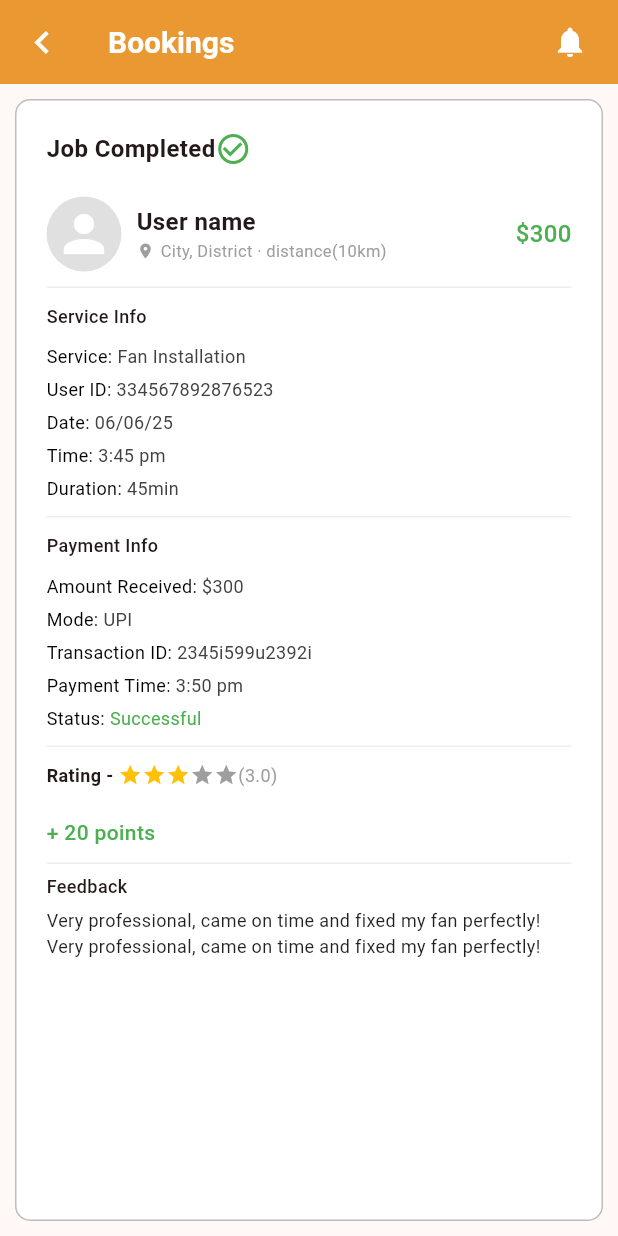
After one commit to KAVYAPUTTU/localSkillConnect, a Flutter app: the JobCompletedPage screen opened directly, on a phone screen of 412 x 824 dp. The commit adds this screen. Run offline on Flutter 3.47's test engine with Material 3 defaults, Android fonts, the light colour scheme and no system bars; drawn by our look-alikes of flutter_rating_bar; our stand-ins replace another_carousel_pro, smooth_page_indicator.

Commit message:
jobcompleted card

```diff
--- a/lib/Screens/Home/mainscreen/Bookingspage/bookings_page.dart
+++ b/lib/Screens/Home/mainscreen/Bookingspage/bookings_page.dart
@@ -1,5 +1,7 @@
 import 'package:flutter/material.dart';
 import 'package:intl/intl.dart';
+import 'package:localskillconnect/Screens/Home/mainscreen/Bookingspage/job_completed_page.dart';
+import 'package:localskillconnect/Screens/Home/mainscreen/homepage/home_page.dart';
 import 'package:localskillconnect/Widgets/bookings_request_card.dart';
 import 'package:localskillconnect/Widgets/requests.dart'; // For formatting the date
 
@@ -18,7 +20,11 @@ class _BookingsPageState extends State<BookingsPage> {
   Widget build(BuildContext context) {
     return Scaffold(
       appBar: AppBar(
-        title: const Text('Bookings'),
+        title: const Text('Bookings',style: TextStyle(
+          fontSize: 20,
+          fontWeight: FontWeight.w700,
+          color: Colors.white
+        ),),
         backgroundColor: Theme.of(context).colorScheme.primary,
         actions: const [
           Icon(Icons.notifications, color: Colors.white),
@@ -114,7 +120,11 @@ class _BookingsPageState extends State<BookingsPage> {
                       backgroundColor: Colors.white,
                       onAccept: () {},
                       iconcolor: Colors.grey,
-                      locationcolor: Colors.grey, showstatusbutton: false,
+                      locationcolor: Colors.grey,
+                       showstatusbutton: false,
+                       onTap: () {
+                         Navigator.push(context,MaterialPageRoute(builder: (context)=>JobCompletedPage()));
+                       },
                     ),
                     const SizedBox(height: 10),
                      BookingsRequestCard(
--- /dev/null
+++ b/lib/Screens/Home/mainscreen/Bookingspage/job_completed_page.dart
@@ -0,0 +1,54 @@
+import 'package:flutter/material.dart';
+import 'package:flutter_rating_bar/flutter_rating_bar.dart';
+import 'package:localskillconnect/Widgets/jobCompletedCard.dart';
+
+class JobCompletedPage extends StatelessWidget {
+  const JobCompletedPage({super.key});
+
+  @override
+  Widget build(BuildContext context) {
+    return Scaffold(
+      appBar: AppBar(
+        backgroundColor: Theme.of(context).colorScheme.primary,
+        foregroundColor: Colors.white,
+        leading: GestureDetector(
+          onTap: () => Navigator.pop(context),
+          child: const Icon(Icons.chevron_left, size: 30),
+        ),
+        title: const Text(
+          'Bookings',
+          style: TextStyle(
+            fontSize: 20,
+            fontWeight: FontWeight.w700,
+            color: Colors.white,
+          ),
+        ),
+        actions: const [
+          Icon(Icons.notifications, color: Colors.white),
+          SizedBox(width: 20),
+        ],
+      ),
+      body: Padding(
+        padding: const EdgeInsets.all(10.0),
+        child: JobCompletedCard(
+          userName: 'User name',
+          location: 'City, District · distance(10km)',
+          amount: '\$300',
+          service: 'Fan Installation',
+          userId: '334567892876523',
+          date: '06/06/25',
+          time: '3:45 pm',
+          duration: '45min',
+          paymentMode: 'UPI',
+          transactionId: '2345i599u2392i',
+          paymentTime: '3:50 pm',
+          paymentStatus: 'Successful',
+          feedback:
+              'Very professional, came on time and fixed my fan perfectly! Very professional, came on time and fixed my fan perfectly!',
+          rating: 3,
+          points: 20,
+        ),
+      ),
+    );
+  }
+}
--- a/lib/Widgets/bookings_request_card.dart
+++ b/lib/Widgets/bookings_request_card.dart
@@ -10,6 +10,7 @@ class BookingsRequestCard extends StatelessWidget {
   final Color urgencyColor;
   final Color backgroundColor;
   final VoidCallback? onAccept;
+  final VoidCallback? onTap;
   final Color iconcolor;
   final Color locationcolor;
   final Color statusButtonColor;
@@ -28,12 +29,14 @@ class BookingsRequestCard extends StatelessWidget {
     required this.iconcolor,
     required this.locationcolor,
     this.onAccept,
-    required this.statusButtonColor, required this.showstatusbutton,
+    required this.statusButtonColor, required this.showstatusbutton, this.onTap,
   });
 
   @override
   Widget build(BuildContext context) {
-    return Container(
+    return GestureDetector(
+      onTap: onTap,
+      child: Container(
         width: 350,
         margin: const EdgeInsets.symmetric(vertical: 6),
         decoration: BoxDecoration(
@@ -166,6 +169,7 @@ class BookingsRequestCard extends StatelessWidget {
             ],
           ),
         ),
+      ),
     );
   }
 }
--- /dev/null
+++ b/lib/Widgets/jobCompletedCard.dart
@@ -0,0 +1,240 @@
+import 'package:flutter/material.dart';
+import 'package:flutter_rating_bar/flutter_rating_bar.dart';
+class JobCompletedCard extends StatelessWidget {
+  final String userName;
+  final String location;
+  final String amount;
+  final String service;
+  final String userId;
+  final String date;
+  final String time;
+  final String duration;
+  final String paymentMode;
+  final String transactionId;
+  final String paymentTime;
+  final String paymentStatus;
+  final String feedback;
+  final double rating;
+  final int points;
+
+  const JobCompletedCard(
+      {super.key,
+      required this.userName,
+      required this.location,
+      required this.amount,
+      required this.service,
+      required this.userId,
+      required this.date,
+      required this.time,
+      required this.duration,
+      required this.paymentMode,
+      required this.transactionId,
+      required this.paymentTime,
+      required this.paymentStatus,
+      required this.feedback,
+      required this.rating,
+      required this.points});
+
+  Widget buildRow(String label, String value, {Color? valueColor}) {
+    return Row(
+      children: [
+        Text(
+          '$label ',
+          style: const TextStyle(fontSize: 12, color: Colors.black),
+        ),
+        Text(
+          value,
+          style: TextStyle(
+            fontSize: 12,
+            color: valueColor ?? Colors.grey.shade800,
+          ),
+        ),
+      ],
+    );
+  }
+
+  @override
+  Widget build(BuildContext context) {
+    return Container(
+      padding: const EdgeInsets.all(20),
+      decoration: BoxDecoration(
+        color: Colors.white,
+        border: Border.all(color: Colors.grey.shade400),
+        borderRadius: BorderRadius.circular(10),
+      ),
+      child: Column(
+        crossAxisAlignment: CrossAxisAlignment.start,
+        children: [
+          const Row(
+            children: [
+              Text(
+                'Job Completed',
+                style: TextStyle(fontSize: 16, fontWeight: FontWeight.w700),
+              ),
+              Icon(Icons.check_circle_outline, color: Colors.green),
+            ],
+          ),
+          const SizedBox(height: 10),
+          Container(
+            decoration: BoxDecoration(
+              border: Border(
+                bottom: BorderSide(color: Colors.grey.shade200, width: 1),
+              ),
+            ),
+            padding: const EdgeInsets.symmetric(vertical: 10),
+            child: Row(
+              children: [
+                CircleAvatar(
+                  radius: 25,
+                  backgroundColor: Colors.grey.shade300,
+                  foregroundColor: Colors.white,
+                  child: const Icon(Icons.person, size: 40),
+                ),
+                const SizedBox(width: 10),
+                Expanded(
+                  child: Column(
+                    crossAxisAlignment: CrossAxisAlignment.start,
+                    children: [
+                      Text(
+                        userName,
+                        style: const TextStyle(
+                          fontSize: 16,
+                          fontWeight: FontWeight.w600,
+                        ),
+                      ),
+                      Row(
+                        children: [
+                          const Icon(Icons.location_on,
+                              size: 12, color: Colors.grey),
+                          const SizedBox(width: 4),
+                          Text(
+                            location,
+                            style: const TextStyle(
+                                fontSize: 11, color: Colors.grey),
+                          ),
+                        ],
+                      ),
+                    ],
+                  ),
+                ),
+                Text(
+                  amount,
+                  style: const TextStyle(
+                    fontSize: 16,
+                    color: Colors.green,
+                    fontWeight: FontWeight.w500,
+                  ),
+                ),
+              ],
+            ),
+          ),
+          const SizedBox(height: 10),
+          const Text('Service Info',
+              style: TextStyle(fontSize: 12, fontWeight: FontWeight.w500)),
+          const SizedBox(height: 10),
+          Container(
+            decoration: BoxDecoration(
+              border: Border(
+                  bottom: BorderSide(color: Colors.grey.shade200, width: 1)),
+            ),
+            padding: const EdgeInsets.only(bottom: 10),
+            child: Column(
+              children: [
+                buildRow('Service:', service),
+                const SizedBox(height: 5),
+                buildRow('User ID:', userId),
+                const SizedBox(height: 5),
+                buildRow('Date:', date),
+                const SizedBox(height: 5),
+                buildRow('Time:', time),
+                const SizedBox(height: 5),
+                buildRow('Duration:', duration),
+              ],
+            ),
+          ),
+          const SizedBox(height: 10),
+          const Text('Payment Info',
+              style: TextStyle(fontSize: 12, fontWeight: FontWeight.w500)),
+          const SizedBox(height: 10),
+          Container(
+            decoration: BoxDecoration(
+              border: Border(
+                  bottom: BorderSide(color: Colors.grey.shade200, width: 1)),
+            ),
+            padding: const EdgeInsets.only(bottom: 10),
+            child: Column(
+              children: [
+                buildRow('Amount Received:', amount),
+                const SizedBox(height: 5),
+                buildRow('Mode:', paymentMode),
+                const SizedBox(height: 5),
+                buildRow('Transaction ID:', transactionId),
+                const SizedBox(height: 5),
+                buildRow('Payment Time:', paymentTime),
+                const SizedBox(height: 5),
+                buildRow('Status:', paymentStatus, valueColor: Colors.green),
+              ],
+            ),
+          ),
+          const SizedBox(height: 10),
+          Container(
+              decoration: BoxDecoration(
+                border: Border(
+                    bottom: BorderSide(color: Colors.grey.shade200, width: 1)),
+              ),
+              child: Padding(
+                padding: const EdgeInsets.only(bottom: 10),
+                child: Column(
+                  mainAxisAlignment: MainAxisAlignment.start,
+                  crossAxisAlignment: CrossAxisAlignment.start,
+                  children: [
+                    Row(
+                      children: [
+                        Text(
+                          'Rating - ',
+                          style: TextStyle(
+                              fontSize: 12, fontWeight: FontWeight.w600),
+                        ),
+                        RatingBarIndicator(
+                          rating: rating,
+                          itemBuilder: (context, index) => const Icon(
+                            Icons.star,
+                            color: Colors.amber,
+                          ),
+                          itemCount: 5,
+                          itemSize: 16.0,
+                          direction: Axis.horizontal,
+                        ),
+                        Text(
+                          '($rating)',
+                          style: TextStyle(fontSize: 12, color: Colors.grey),
+                        )
+                      ],
+                    ),
+                    SizedBox(
+                      height: 20,
+                    ),
+                    Text(
+                      '+ $points points',
+                      style: const TextStyle(
+                        fontSize: 14,
+                        color: Colors.green,
+                        fontWeight: FontWeight.w500,
+                      ),
+                    ),
+                  ],
+                ),
+              )),
+          const SizedBox(height: 6),
+          const Text('Feedback',
+              style: TextStyle(fontSize: 12, fontWeight: FontWeight.w500)),
+          const SizedBox(height: 6),
+          Text(
+            feedback,
+            style: const TextStyle(fontSize: 12, color: Colors.black87),
+          ),
+        ],
+      ),
+    );
+  }
+}
--- a/pubspec.yaml
+++ b/pubspec.yaml
@@ -14,6 +14,7 @@ dependencies:
   cupertino_icons: ^1.0.8
   another_carousel_pro:
   intl:
+  flutter_rating_bar:
 
 
 dev_dependencies:
```
Also changed, not shown: pubspec.lock. Lines whose indentation alone changed are shown as unchanged.
